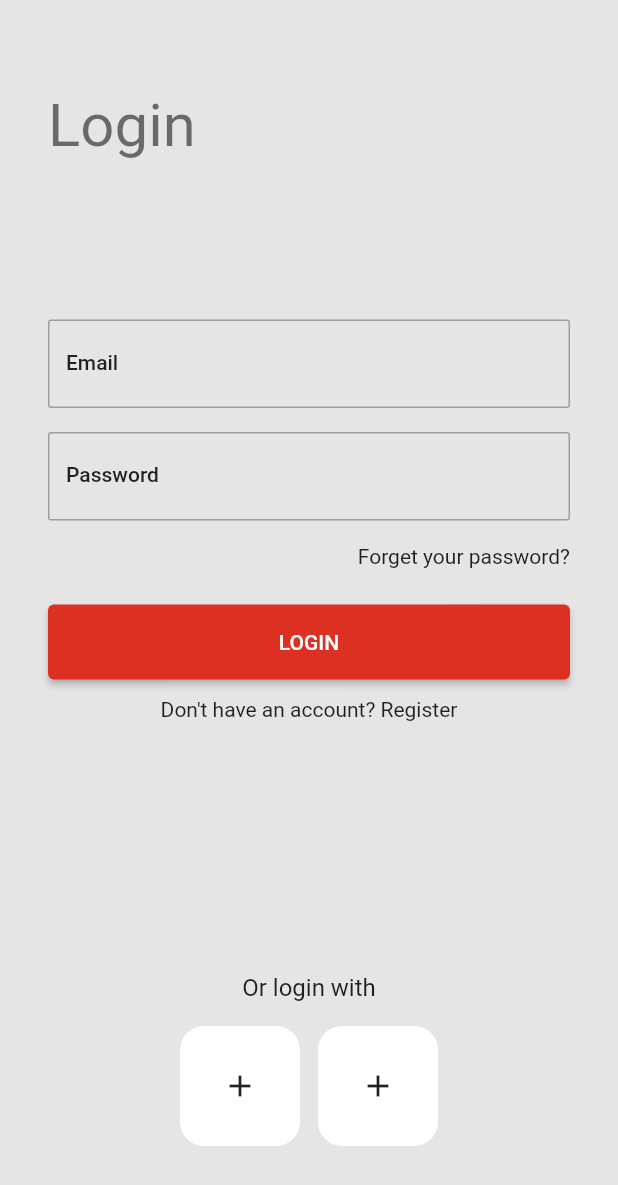
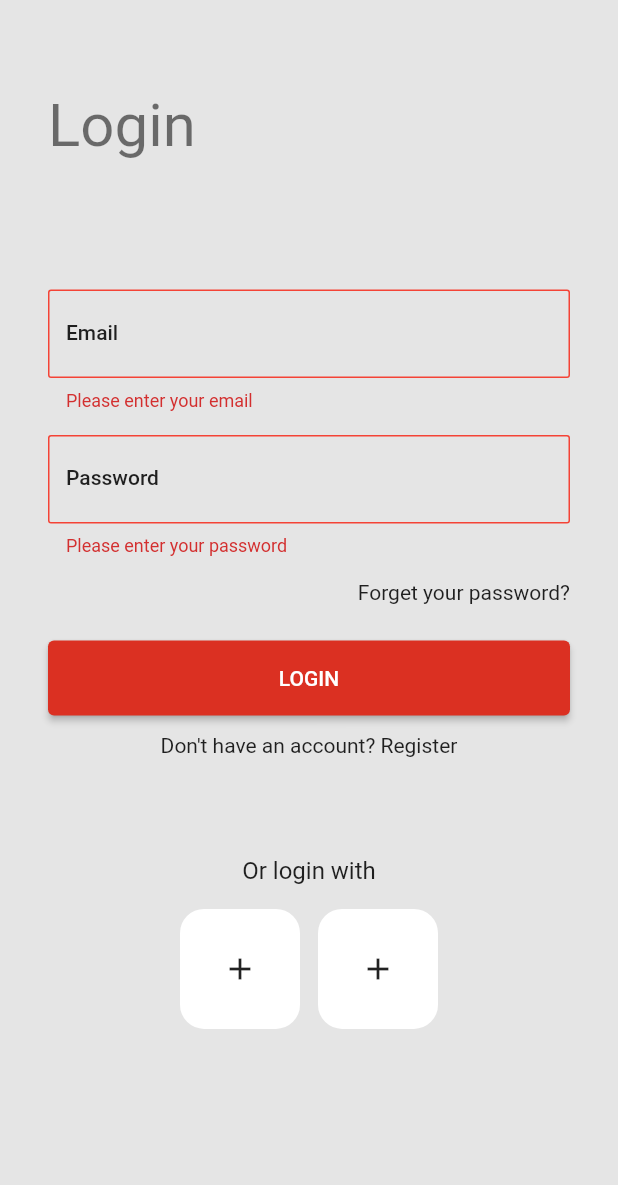
Before and after one commit to NadeenRR/e_commerce_app, a Flutter app: the screen it shows after launch, after a tap on "LOGIN", on a phone screen of 412 x 824 dp. Shown: the top 1185 px of the screen. Run offline on Flutter 3.47's test engine with Material 2 defaults, Android fonts, the phone set to English and light mode, and no system bars.

Commit message:
login screen done

```diff
--- a/lib/main.dart
+++ b/lib/main.dart
@@ -27,6 +27,12 @@ class MyApp extends StatelessWidget {
           enabledBorder: OutlineInputBorder(
               borderRadius: BorderRadius.circular(2),
               borderSide: const BorderSide(color: Colors.grey)),
+          errorBorder: OutlineInputBorder(
+              borderRadius: BorderRadius.circular(2),
+              borderSide: const BorderSide(color: Colors.red)),
+              focusedErrorBorder: OutlineInputBorder(
+              borderRadius: BorderRadius.circular(2),
+              borderSide: const BorderSide(color: Colors.red)),
         ),
       ),
       onGenerateRoute: onGenerate,
--- a/lib/views/pages/login_page.dart
+++ b/lib/views/pages/login_page.dart
@@ -1,5 +1,4 @@
 import 'package:e_commerce_app/utils/enums.dart';
-import 'package:e_commerce_app/utils/routes.dart';
 import 'package:flutter/material.dart';
 
 import '../widgets/main_button.dart';
@@ -16,12 +15,24 @@ class _AuthPageState extends State<AuthPage> {
   final emailController = TextEditingController();
   final passwordController = TextEditingController();
   final nameController = TextEditingController();
+  final emailFocusNode = FocusNode();
+  final passwordFocusNode = FocusNode();
+
   var authType = AuthFormType.login;
 
   @override
+  void dispose() {
+    emailController.dispose();
+    passwordController.dispose();
+    super.dispose();
+  }
+
+  @override
   Widget build(BuildContext context) {
+    final size = MediaQuery.of(context).size;
     return Scaffold(
       body: SafeArea(
+          child: SingleChildScrollView(
         child: Padding(
           padding: const EdgeInsets.symmetric(vertical: 60, horizontal: 32),
           child: Form(
@@ -29,12 +40,10 @@ class _AuthPageState extends State<AuthPage> {
             child: Column(
               crossAxisAlignment: CrossAxisAlignment.start,
               children: [
-              Text(
-                authType == AuthFormType.login ? 'Login' : 'Register',
-                style: Theme.of(context).textTheme.headlineLarge,
-              ),
+                Text(authType == AuthFormType.login ? 'Login' : 'Register',
+                    style: Theme.of(context).textTheme.headlineLarge),
                 SizedBox(
-                height: authType == AuthFormType.login ? 90 : 50,
+                  height: authType == AuthFormType.login ? 70 : 50,
                 ),
                 if (authType == AuthFormType.register)
                   const SizedBox(
@@ -54,7 +63,11 @@ class _AuthPageState extends State<AuthPage> {
                   height: 16,
                 ),
                 TextFormField(
+                  focusNode: emailFocusNode,
                   controller: emailController,
+                  onEditingComplete: () =>
+                      FocusScope.of(context).requestFocus(passwordFocusNode),
+                  textInputAction: TextInputAction.next,
                   validator: (value) =>
                       value!.isEmpty ? 'Please enter your email' : null,
                   decoration: const InputDecoration(
@@ -66,6 +79,7 @@ class _AuthPageState extends State<AuthPage> {
                   height: 16,
                 ),
                 TextFormField(
+                  focusNode: passwordFocusNode,
                   controller: passwordController,
                   validator: (value) =>
                       value!.isEmpty ? 'Please enter your password' : null,
@@ -92,7 +106,11 @@ class _AuthPageState extends State<AuthPage> {
                 ),
                 MainButton(
                   text: authType == AuthFormType.login ? 'LOGIN' : 'REGISTER',
-                onTap: () {},
+                  onTap: () {
+                    if (formKey.currentState!.validate()) {
+                      debugPrint('Validate is done');
+                    }
+                  },
                 ),
                 const SizedBox(
                   height: 12,
@@ -106,6 +124,7 @@ class _AuthPageState extends State<AuthPage> {
                           : 'Have an account Login',
                     ),
                     onTap: () {
+                      formKey.currentState!.reset();
                       setState(() {
                         if (authType == AuthFormType.login) {
                           authType = AuthFormType.register;
@@ -116,7 +135,8 @@ class _AuthPageState extends State<AuthPage> {
                     },
                   ),
                 ),
-              const Spacer(),
+                // const Spacer(),
+                SizedBox(height: size.height * 0.08),
                 Align(
                     alignment: Alignment.center,
                     child: Text(
@@ -155,6 +175,7 @@ class _AuthPageState extends State<AuthPage> {
               ],
             ),
           ),
+        ),
       )),
     );
   }
```
Also changed, not shown: lib/views/pages/home_page.dart (added). Lines whose indentation alone changed are shown as unchanged.
